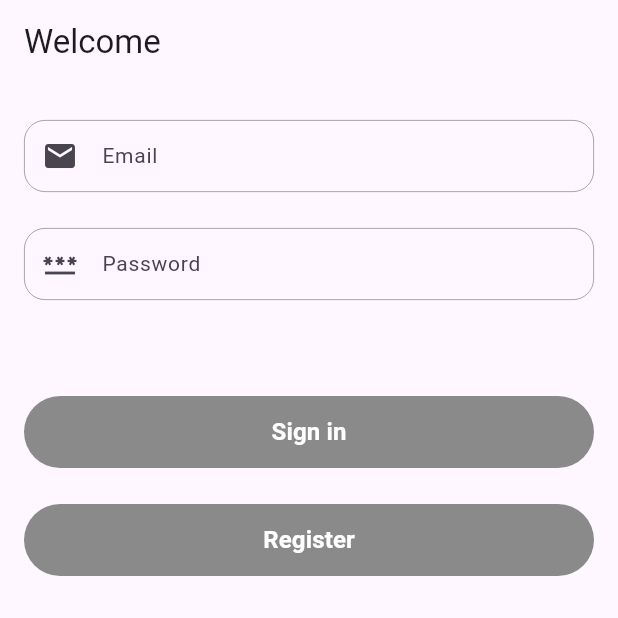
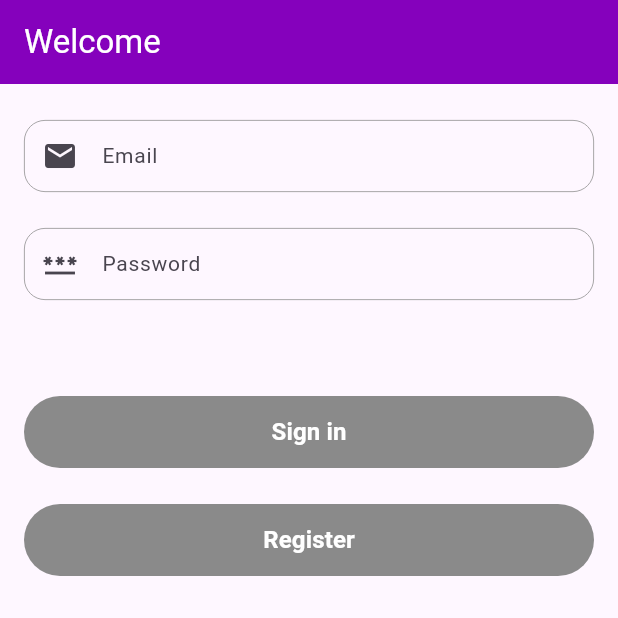
Before and after one commit to Hadii1/wellcheck, a Flutter app: the screen it shows after launch, on a phone screen of 412 x 824 dp, the top half of it. Run offline on Flutter 3.47's test engine with Material 3 defaults, Android fonts, the light colour scheme and no system bars; our stand-ins replace equatable, firebase_auth, firebase_core, flutter_bloc, flutter_riverpod, flutter_spinkit and 1 more; missing offline and left inert: animated_size_and_fade; accounts and stored records are empty.

Commit message:
refactor:(project) remove unused styles colors and unify screen paddings in one widget
remove all unused spacings
remove all unused colors
unify all screens horizontal paddings in one widget for consistency

```diff
--- a/lib/main.dart
+++ b/lib/main.dart
@@ -4,6 +4,7 @@ import 'package:flutter_riverpod/flutter_riverpod.dart';
 import 'package:wellcheck/firebase_options.dart';
 import 'package:wellcheck/screens/splash.dart';
 import 'package:wellcheck/shared/widgets/notification_banner.dart';
+import 'package:wellcheck/utils/styles.dart';
 
 void main() async {
   WidgetsFlutterBinding.ensureInitialized();
@@ -29,6 +30,28 @@ class _WellCheckAppState extends State<WellCheckApp> {
   Widget build(BuildContext context) {
     return MaterialApp(
       home: const SplashScreen(),
+      theme: ThemeData(
+        primaryColor: Styles.mainPurple,
+        switchTheme: SwitchThemeData(
+          thumbColor: WidgetStateProperty.resolveWith(
+            (state) => state.contains(WidgetState.selected)
+                ? Styles.mainPurple
+                : Styles.mainGrey,
+          ),
+          trackColor: WidgetStateProperty.resolveWith(
+            (state) => state.contains(WidgetState.selected)
+                ? Styles.lightGrey2
+                : Styles.lightGrey2,
+          ),
+          trackOutlineColor: WidgetStateProperty.resolveWith(
+            (_) => Colors.transparent,
+          ),
+        ),
+        appBarTheme: const AppBarTheme(
+          backgroundColor: Styles.mainPurple,
+          foregroundColor: Colors.white,
+        ),
+      ),
       builder: (context, child) {
         return Stack(
           children: [
--- a/lib/screens/history.dart
+++ b/lib/screens/history.dart
@@ -5,6 +5,7 @@ import 'package:flutter_spinkit/flutter_spinkit.dart';
 import 'package:intl/intl.dart';
 import 'package:wellcheck/blocs/history/history_bloc.dart';
 import 'package:wellcheck/blocs/history/history_state.dart';
+import 'package:wellcheck/shared/widgets/horizontal_screen_padder.dart';
 import 'package:wellcheck/utils/extensions.dart';
 import 'package:wellcheck/utils/spacings.dart';
 import 'package:wellcheck/utils/styles.dart';
@@ -21,9 +22,7 @@ class HistoryScreen extends StatelessWidget {
           'History',
         ),
       ),
-      body: Padding(
-        padding:
-            const EdgeInsets.symmetric(horizontal: Spacings.horizontalPadding),
+      body: HorizontalScreenPadder(
         child: BlocConsumer<HistoryBloc, HistoryState>(
           bloc: bloc,
           listener: (context, state) {},
@@ -57,9 +56,8 @@ class HistoryScreen extends StatelessWidget {
                       : RefreshIndicator(
                           onRefresh: () async => await bloc.refresh(),
                           child: ListView.builder(
-                            itemCount: (state as HistoryFetchSuccessful)
-                                .events
-                                .length,
+                            itemCount:
+                                (state as HistoryFetchSuccessful).events.length,
                             itemBuilder: (context, index) {
                               final event = state.events[index];
                               return Column(
--- a/lib/screens/home.dart
+++ b/lib/screens/home.dart
@@ -5,6 +5,7 @@ import 'package:wellcheck/screen_states/home_state.dart';
 import 'package:wellcheck/screens/history.dart';
 import 'package:wellcheck/shared/widgets/custom_button.dart';
 import 'package:wellcheck/shared/widgets/custom_text_field.dart';
+import 'package:wellcheck/shared/widgets/horizontal_screen_padder.dart';
 import 'package:wellcheck/utils/extensions.dart';
 import 'package:wellcheck/utils/spacings.dart';
 
@@ -35,9 +36,7 @@ class HomeScreen extends ConsumerWidget {
           ),
         ],
       ),
-      body: Padding(
-        padding:
-            const EdgeInsets.symmetric(horizontal: Spacings.horizontalPadding),
+      body: HorizontalScreenPadder(
         child: Column(
           crossAxisAlignment: CrossAxisAlignment.stretch,
           children: [
--- a/lib/screens/login.dart
+++ b/lib/screens/login.dart
@@ -2,6 +2,7 @@ import 'package:flutter/material.dart';
 import 'package:flutter_riverpod/flutter_riverpod.dart';
 import 'package:wellcheck/screen_states/login_state.dart';
 import 'package:wellcheck/screens/home.dart';
+import 'package:wellcheck/shared/widgets/horizontal_screen_padder.dart';
 import 'package:wellcheck/utils/spacings.dart';
 import 'package:wellcheck/shared/widgets/custom_button.dart';
 import 'package:wellcheck/shared/widgets/custom_text_field.dart';
@@ -17,9 +18,7 @@ class LoginScreen extends ConsumerWidget {
       appBar: AppBar(
         title: const Text('Welcome'),
       ),
-      body: Padding(
-        padding:
-            const EdgeInsets.symmetric(horizontal: Spacings.horizontalPadding),
+      body: HorizontalScreenPadder(
         child: Column(
           crossAxisAlignment: CrossAxisAlignment.stretch,
           children: [
--- /dev/null
+++ b/lib/shared/widgets/horizontal_screen_padder.dart
@@ -0,0 +1,20 @@
+import 'package:flutter/material.dart';
+import 'package:wellcheck/utils/spacings.dart';
+
+class HorizontalScreenPadder extends StatelessWidget {
+  const HorizontalScreenPadder({
+    super.key,
+    required this.child,
+  });
+
+  final Widget child;
+
+  @override
+  Widget build(BuildContext context) {
+    return Padding(
+      padding:
+          const EdgeInsets.symmetric(horizontal: Spacings.horizontalPadding),
+      child: child,
+    );
+  }
+}
--- a/lib/utils/spacings.dart
+++ b/lib/utils/spacings.dart
@@ -1,20 +1,6 @@
 import 'package:flutter/widgets.dart';
 
 class Spacings {
-  static Widget topScreenPadding(BuildContext context) => SizedBox(
-        height: MediaQuery.of(context).padding.top + 12,
-      );
-
-  static double topPadding(BuildContext context) =>
-      MediaQuery.of(context).padding.top + 12;
-
-  static Widget bottomScreenPadding(BuildContext context) => SizedBox(
-        height: MediaQuery.of(context).padding.bottom + 12,
-      );
-
-  static double bottomPadding(BuildContext context) =>
-      MediaQuery.of(context).padding.bottom + 12;
-
   static const double horizontalPadding = 16;
 
   static Widget verticalElementsSpacing({int factor = 3}) =>
--- a/lib/utils/styles.dart
+++ b/lib/utils/styles.dart
@@ -7,24 +7,15 @@ class Styles {
 
   Styles._internal();
 
-  static const lightPurple1 = Color(0xffFAF0FF);
-  static const lightPurple2 = Color(0xff31A4F7);
   static const mainPurple = Color(0xff8501BC);
-  static const darkPurple1 = Color(0xff3D0056);
-  static const darkPurple2 = Color(0xff190024);
   static const lightGrey0 = Color(0xffE8E8E8);
-  static const lightGrey1 = Color(0xffDCDCDC);
+
   static const lightGrey2 = Color(0xffD0D0D0);
   static const mainGrey = Color(0xff8A8A8A);
-  static const darkGrey1 = Color(0xff717171);
-  static const darkGrey2 = Color(0xff3E3E3E);
+
   static const mainRed = Color(0xffF24D4B);
-  static const mainYellow = Color(0xffFFC529);
-  static const mainGreen = Color(0xff67CE94);
-  static const mainBlue = Color(0xff31A4F7);
-  static const darkBlue = Color(0xff0071C4);
+
   static const textColor = Color(0xff190024);
-  static const surfaceColor = Color(0xffFCFCFE);
 
   static const titleLarge = TextStyle(
     color: Styles.textColor,
```
